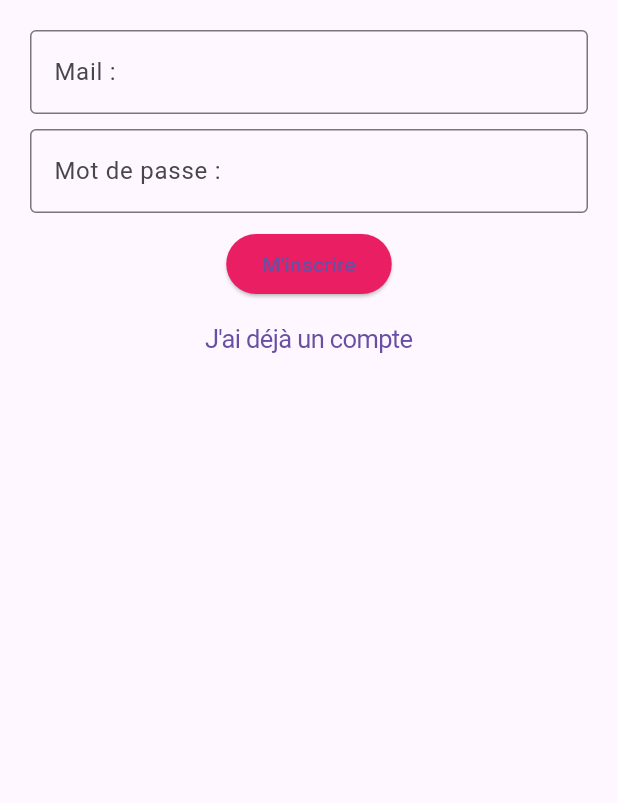
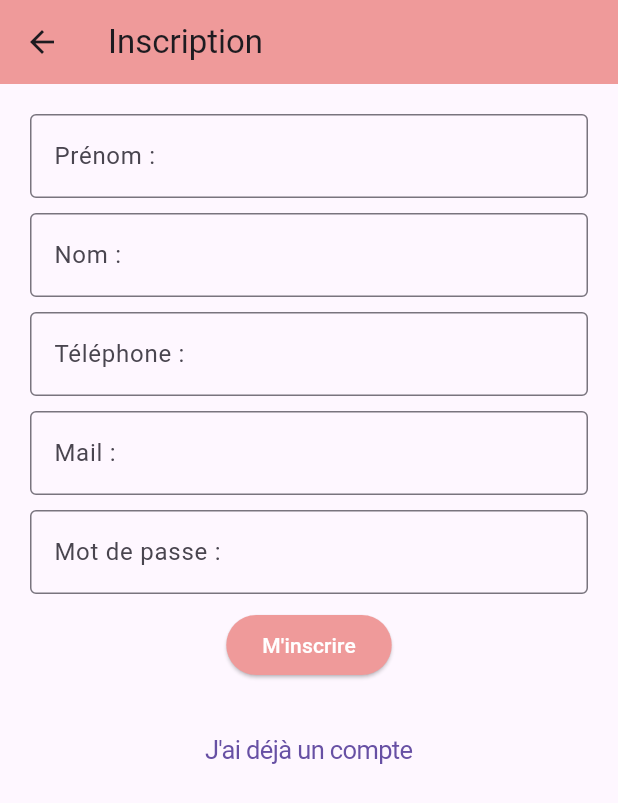
Before and after one commit to thaisbrun/get_ready, a Flutter app: the RegisterPage screen opened directly, on a phone screen of 412 x 824 dp. Shown: the top 803 px of the screen. Run offline on Flutter 3.47's test engine with Material 3 defaults, Android fonts, the phone set to English and light mode, and no system bars; our stand-ins replace cloud_firestore, firebase_auth, firebase_core; accounts and stored records are empty; network calls fail.

Commit message:
avancement du 31/03/2024

```diff
--- a/lib/pages/register.dart
+++ b/lib/pages/register.dart
@@ -17,22 +17,82 @@ class _RegisterState extends State<RegisterPage> {
 
   final mailController = TextEditingController();
   final mdpController = TextEditingController();
+  final prenomController = TextEditingController();
+  final nomController = TextEditingController();
+  final telController = TextEditingController();
 
   @override
   void dispose() {
     super.dispose();
     mailController.dispose();
     mdpController.dispose();
+    telController.dispose();
+    nomController.dispose();
+    prenomController.dispose();
   }
   @override
   Widget build(BuildContext context) {
     return Scaffold(
+        appBar: AppBar(
+            title: Text('Inscription'),
+            backgroundColor: Colors.red[200]!),
     body:Container(
       margin:const EdgeInsets.all(20),
       child: Form(
         key: _formKey,
         child:Column(
           children: [
+            Container(
+              margin: const EdgeInsets.only(bottom: 10),
+              child: TextFormField(
+                decoration: const InputDecoration(
+                  labelText: "Prénom : ",
+                  hintText: "Entrez votre prénom ",
+                  border:OutlineInputBorder(),
+                ),
+                validator: (value){
+                  if(value == null || value.isEmpty){
+                    return "Le prénom ne peut pas être invalide. ";
+                  }
+                  return null;
+                },
+                controller: prenomController,
+              ),
+            ),
+            Container(
+              margin: const EdgeInsets.only(bottom: 10),
+              child: TextFormField(
+                decoration: const InputDecoration(
+                  labelText: "Nom : ",
+                  hintText: "Entrez votre nom ",
+                  border:OutlineInputBorder(),
+                ),
+                validator: (value){
+                  if(value == null || value.isEmpty){
+                    return "Le nom ne peut pas être invalide. ";
+                  }
+                  return null;
+                },
+                controller: nomController,
+              ),
+            ),
+            Container(
+              margin: const EdgeInsets.only(bottom: 10),
+              child: TextFormField(
+                decoration: const InputDecoration(
+                  labelText: "Téléphone : ",
+                  hintText: "Entrez votre numéro de téléphone ",
+                  border:OutlineInputBorder(),
+                ),
+                validator: (value){
+                  if(value == null || value.isEmpty){
+                    return "Le numéro ne peut pas être invalide. ";
+                  }
+                  return null;
+                },
+                controller: telController,
+              ),
+            ),
             Container(
               margin: const EdgeInsets.only(bottom: 10),
               child: TextFormField(
@@ -91,13 +151,15 @@ class _RegisterState extends State<RegisterPage> {
                 }
                   FocusScope.of(context).requestFocus(FocusNode());
             },
-              style:const ButtonStyle(
-                  backgroundColor: MaterialStatePropertyAll(Colors.pink)
+              style: ButtonStyle(
+                  backgroundColor: MaterialStatePropertyAll(Colors.red[200]!),
+                foregroundColor: const MaterialStatePropertyAll(Colors.white),
               ),
-                child: const Text("M'inscrire"),
+                child: const Text("M'inscrire", selectionColor: Colors.white),
             ),
   ),
-            Center(
+            Container(
+              margin: const EdgeInsets.only(top: 20.0),
               child: CupertinoButton(
                 child: const Text("J'ai déjà un compte"),
                 onPressed: () {
```
Also changed, not shown: lib/pages/connexion.dart (+11 -1 lines).
